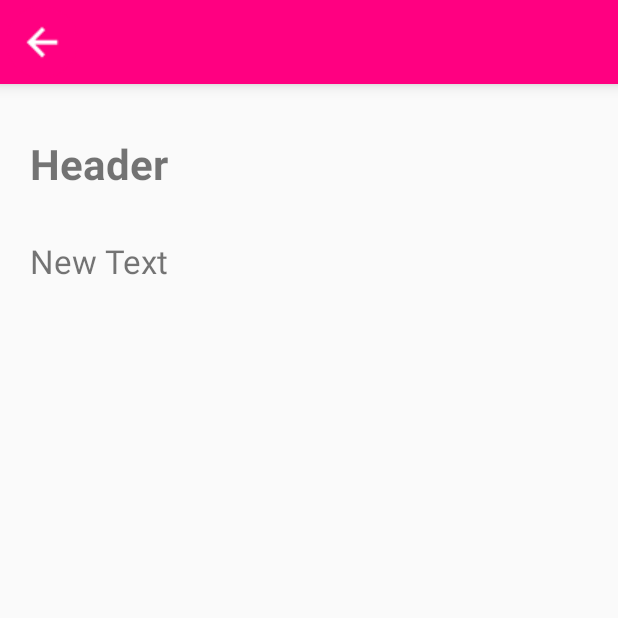
After one commit to chinatip/Poly, an Android app: the ArticleActivity screen opened directly, with no data from a screen before it, on a phone screen of 412 x 824 dp, the top half of it. The commit adds this screen. Run offline under Robolectric (Android 15) with nearby library versions, the phone set to English and light mode, and no system bars; 2 statements that could not run were skipped.

Commit message:
Create article page

```diff
--- a/app/src/main/AndroidManifest.xml
+++ b/app/src/main/AndroidManifest.xml
@@ -23,7 +23,7 @@
             android:name=".activities.pages.WriteAnArticle"
             android:label=""
             android:theme="@style/AppTheme" />
-        <activity android:name=".activities.Article"></activity>
+        <activity android:name=".activities.ArticleActivity"></activity>
     </application>
 
 </manifest>
--- a/app/src/main/java/com/example/asus/blog/activities/Article.java
+++ /dev/null
@@ -1,15 +0,0 @@
-package com.example.asus.blog.activities;
-
-import android.support.v7.app.AppCompatActivity;
-import android.os.Bundle;
-
-import com.example.asus.blog.R;
-
-public class Article extends AppCompatActivity {
-
-    @Override
-    protected void onCreate(Bundle savedInstanceState) {
-        super.onCreate(savedInstanceState);
-        setContentView(R.layout.activity_article);
-    }
-}
--- /dev/null
+++ b/app/src/main/java/com/example/asus/blog/activities/ArticleActivity.java
@@ -0,0 +1,47 @@
+package com.example.asus.blog.activities;
+
+import android.content.Intent;
+import android.support.v7.app.AppCompatActivity;
+import android.os.Bundle;
+import android.support.v7.widget.Toolbar;
+import android.view.View;
+import android.widget.TextView;
+
+import com.example.asus.blog.R;
+import com.example.asus.blog.activities.pages.Timeline;
+import com.example.asus.blog.models.Article;
+
+public class ArticleActivity extends AppCompatActivity {
+    private TextView header, text;
+    private Article article;
+    @Override
+    protected void onCreate(Bundle savedInstanceState) {
+        super.onCreate(savedInstanceState);
+        setContentView(R.layout.activity_article);
+        Intent intent = getIntent();
+        article = (Article) intent.getSerializableExtra("article");
+        createToolbar();
+        initComponents();
+    }
+
+    public void createToolbar() {
+        Toolbar toolbar = (Toolbar) findViewById(R.id.toolbar);
+        setSupportActionBar(toolbar);
+        setTitle("");
+        toolbar.setNavigationIcon(R.drawable.back);
+        toolbar.setNavigationOnClickListener(new View.OnClickListener() {
+            @Override
+            public void onClick(View v) {
+                Timeline.update();
+                finish();
+            }
+        });
+    }
+
+    public void initComponents() {
+        header = (TextView) findViewById(R.id.header);
+        text = (TextView) findViewById(R.id.text);
+        header.setText(article.getHeader());
+        text.setText(article.getText());
+    }
+}
--- a/app/src/main/java/com/example/asus/blog/activities/Main.java
+++ b/app/src/main/java/com/example/asus/blog/activities/Main.java
@@ -33,6 +33,7 @@ public class Main extends AppCompatActivity {
         setSupportActionBar(toolbar);
         toolbar.setNavigationIcon(R.drawable.setting);
     }
+
     public void createTabs() {
         TabLayout tabLayout = (TabLayout) findViewById(R.id.tab_layout);
         tabLayout.addTab(tabLayout.newTab().setText("Timeline"));
--- a/app/src/main/java/com/example/asus/blog/activities/pages/Timeline.java
+++ b/app/src/main/java/com/example/asus/blog/activities/pages/Timeline.java
@@ -13,6 +13,7 @@ import android.widget.ListView;
 import android.widget.Toast;
 
 import com.example.asus.blog.R;
+import com.example.asus.blog.activities.ArticleActivity;
 import com.example.asus.blog.adapters.ArticleAdapter;
 import com.example.asus.blog.models.Article;
 import com.example.asus.blog.util.Storage;
@@ -56,7 +57,7 @@ public class Timeline extends Fragment {
 
             @Override
             public void onItemClick(AdapterView<?> parent, View view, int i, long l) {
-                Intent intent = new Intent(getActivity(), Article.class );
+                Intent intent = new Intent(getActivity(), ArticleActivity.class );
                 intent.putExtra("article", articles.get(i));
                 startActivity(intent);
             }
--- a/app/src/main/res/layout/activity_article.xml
+++ b/app/src/main/res/layout/activity_article.xml
@@ -1,12 +1,43 @@
 <?xml version="1.0" encoding="utf-8"?>
 <RelativeLayout xmlns:android="http://schemas.android.com/apk/res/android"
     xmlns:tools="http://schemas.android.com/tools"
+    xmlns:app="http://schemas.android.com/apk/res-auto"
     android:layout_width="match_parent"
     android:layout_height="match_parent"
-    android:paddingBottom="@dimen/activity_vertical_margin"
-    android:paddingLeft="@dimen/activity_horizontal_margin"
-    android:paddingRight="@dimen/activity_horizontal_margin"
-    android:paddingTop="@dimen/activity_vertical_margin"
-    tools:context="com.example.asus.blog.activities.Article">
+    tools:context=".activities.ArticleActivity">
 
+    <android.support.v7.widget.Toolbar
+        android:id="@+id/toolbar"
+        android:layout_width="match_parent"
+        android:layout_height="wrap_content"
+        android:layout_alignParentTop="true"
+        android:background="?attr/colorPrimary"
+        android:elevation="6dp"
+        android:minHeight="?attr/actionBarSize"
+        android:theme="@style/ThemeOverlay.AppCompat.Dark.ActionBar"
+        app:popupTheme="@style/ThemeOverlay.AppCompat.Light"/>
+
+    <TextView
+        android:layout_width="wrap_content"
+        android:layout_height="wrap_content"
+        android:id="@+id/header"
+        android:textSize="28dp"
+        android:text="Header"
+        android:textStyle="bold"
+        android:layout_marginTop="34dp"
+        android:layout_below="@+id/toolbar"
+        android:layout_alignParentLeft="true"
+        android:layout_alignParentStart="true"
+        android:layout_marginLeft="20dp" />
+
+    <TextView
+        android:layout_width="wrap_content"
+        android:layout_height="wrap_content"
+        android:text="New Text"
+        android:id="@+id/text"
+        android:textSize="22dp"
+        android:layout_marginTop="31dp"
+        android:layout_below="@+id/header"
+        android:layout_alignLeft="@+id/header"
+        android:layout_alignStart="@+id/header" />
 </RelativeLayout>
```
Also changed, not shown: app/src/main/java/com/example/asus/blog/util/Storage.java (+0 -21 lines).
